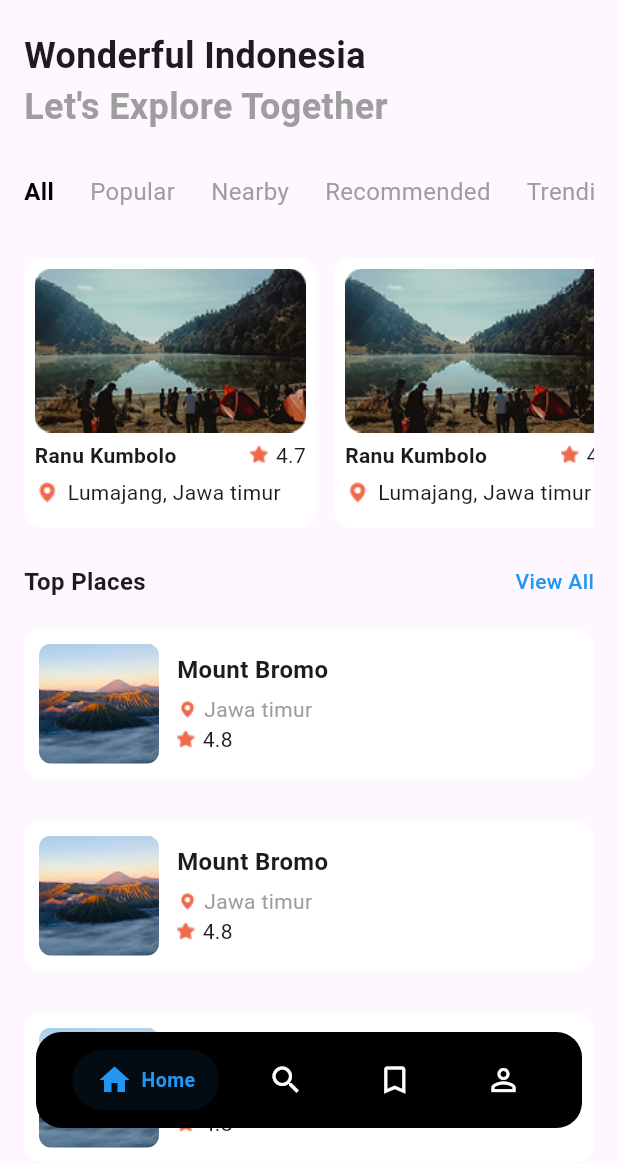
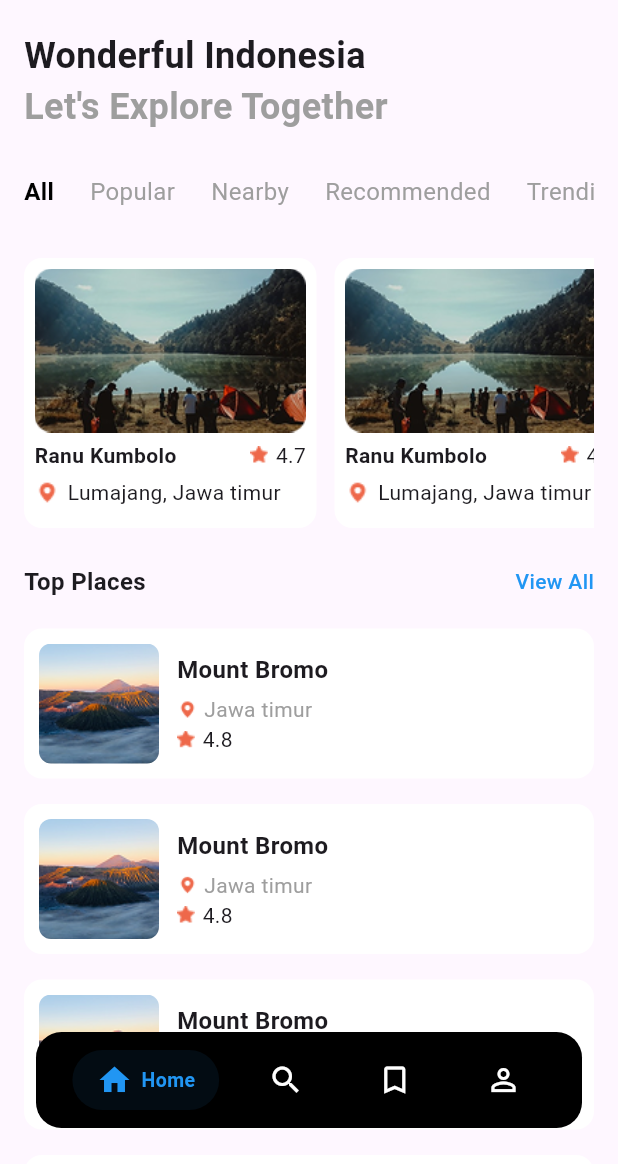
Before and after one commit to petereog/travella, a Flutter app: the screen it shows after launch, on a phone screen of 412 x 824 dp, the part 72-1236 px from its top. Run offline on Flutter 3.47's test engine with Material 3 defaults, Android fonts, the phone set to English and light mode, and no system bars; our stand-ins replace flutter_svg.

Commit message:
simple workdone on the homepage

```diff
--- a/lib/features/home/view/pages/home_page.dart
+++ b/lib/features/home/view/pages/home_page.dart
@@ -225,7 +225,7 @@ class _HomePageState extends State<HomePage> {
             6,
                 (index) =>
             const Padding(
-              padding: EdgeInsets.only(bottom: 12),
+              padding: EdgeInsets.only(bottom: 1),
               child: PlaceWidget(),
             ),
           ),
```
